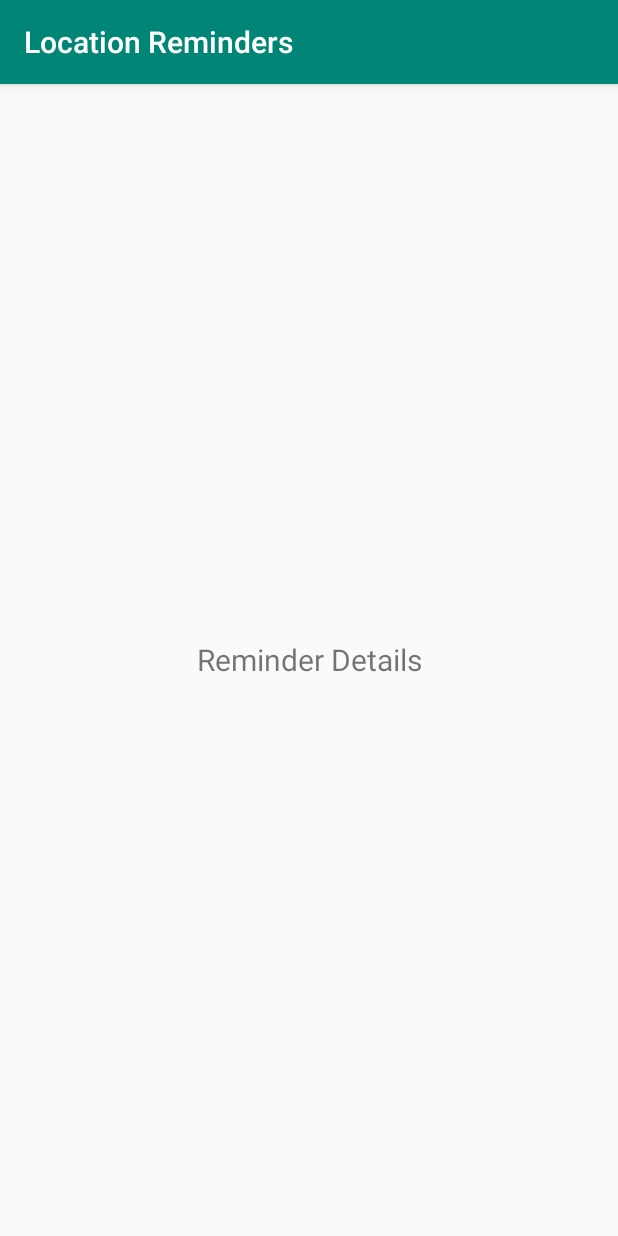
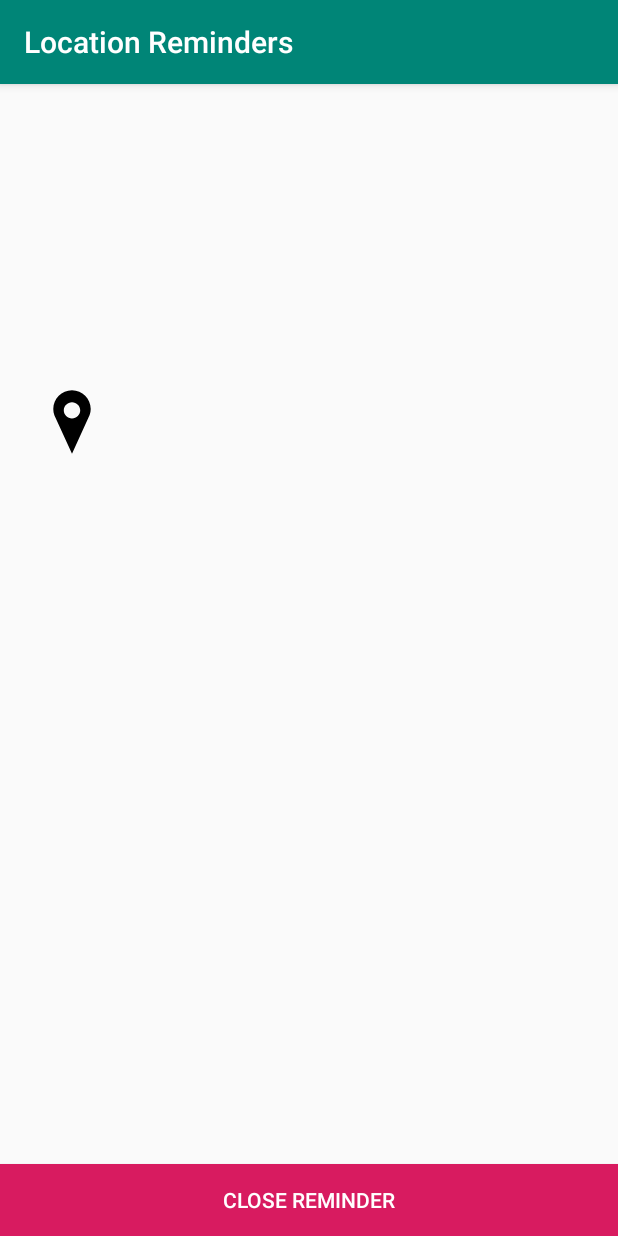
Before and after one commit to saravana6788/LocationReminder, an Android app: the ReminderDescriptionActivity screen opened directly, with no data from a screen before it, on a phone screen of 412 x 824 dp. Run offline under Robolectric (Android 15) with nearby library versions, the phone set to English and light mode, and no system bars; our stand-ins replace data binding; 1 statement that could not run was skipped.

Commit message:
Review comments fixed

```diff
--- a/app/src/main/java/com/udacity/project4/locationreminders/ReminderDescriptionActivity.kt
+++ b/app/src/main/java/com/udacity/project4/locationreminders/ReminderDescriptionActivity.kt
@@ -33,5 +33,9 @@ class ReminderDescriptionActivity : AppCompatActivity() {
             R.layout.activity_reminder_description
         )
 //        TODO: Add the implementation of the reminder details
+        binding.descriptionCloseButton.setOnClickListener {
+            onBackPressed()
+        }
+        binding.reminderDataItem = intent.getSerializableExtra(EXTRA_ReminderDataItem) as ReminderDataItem
     }
 }
--- a/app/src/main/java/com/udacity/project4/locationreminders/RemindersActivity.kt
+++ b/app/src/main/java/com/udacity/project4/locationreminders/RemindersActivity.kt
@@ -1,12 +1,8 @@
 package com.udacity.project4.locationreminders
 
-import android.Manifest
-import android.content.pm.PackageManager
 import android.os.Bundle
 import android.view.MenuItem
 import androidx.appcompat.app.AppCompatActivity
-import androidx.core.app.ActivityCompat
-import androidx.core.content.ContextCompat
 import androidx.navigation.fragment.NavHostFragment
 import com.udacity.project4.R
 import kotlinx.android.synthetic.main.activity_reminders.*
--- a/app/src/main/java/com/udacity/project4/locationreminders/geofence/GeofenceTransitionsJobIntentService.kt
+++ b/app/src/main/java/com/udacity/project4/locationreminders/geofence/GeofenceTransitionsJobIntentService.kt
@@ -52,6 +52,7 @@ class GeofenceTransitionsJobIntentService : JobIntentService(), CoroutineScope {
 
     //TODO: get the request id of the current geofence
     private fun sendNotification(triggeringGeofences: List<Geofence>) {
+        for(triggeringGeofence in triggeringGeofences) {
             val requestId = triggeringGeofences[0].requestId
 
             //Get the local repository instance
@@ -76,5 +77,6 @@ class GeofenceTransitionsJobIntentService : JobIntentService(), CoroutineScope {
                 }
             }
         }
+    }
 
 }
--- a/app/src/main/res/layout/activity_reminder_description.xml
+++ b/app/src/main/res/layout/activity_reminder_description.xml
@@ -18,16 +18,79 @@
         tools:context=".locationreminders.ReminderDescriptionActivity">
         <!--TODO: add the design of the reminder details-->
 
-        <TextView
+        <androidx.constraintlayout.widget.ConstraintLayout
+            android:id="@+id/linearLayout"
             android:layout_width="match_parent"
-            android:layout_height="wrap_content"
-            android:gravity="center"
-            android:text="Reminder Details"
-            android:textSize="@dimen/text_size_large"
-            app:layout_constraintBottom_toBottomOf="parent"
-            app:layout_constraintEnd_toEndOf="parent"
-            app:layout_constraintStart_toStartOf="parent"
-            app:layout_constraintTop_toTopOf="parent" />
+            android:layout_height="match_parent"
+            tools:context=".locationreminders.ReminderDescriptionActivity">
+
+            <TextView
+                android:id="@+id/reminder_description_title"
+                android:layout_width="wrap_content"
+                android:layout_height="wrap_content"
+                android:layout_marginStart="24dp"
+                android:layout_marginLeft="24dp"
+                android:layout_marginTop="48dp"
+                android:text="@{reminderDataItem.title}"
+                android:textSize="@dimen/text_size_large"
+                android:textStyle="bold"
+                app:layout_constraintStart_toStartOf="parent"
+                app:layout_constraintTop_toTopOf="parent"
+                tools:text="@string/reminder_title" />
+
+            <TextView
+                android:id="@+id/reminder_description_description"
+                android:layout_width="wrap_content"
+                android:layout_height="wrap_content"
+                android:layout_marginStart="24dp"
+                android:layout_marginLeft="24dp"
+                android:layout_marginTop="64dp"
+                android:layout_marginEnd="24dp"
+                android:layout_marginRight="24dp"
+                android:textStyle="italic"
+                android:text="@{reminderDataItem.description}"
+                android:textSize="@dimen/text_size_normal"
+                app:layout_constraintEnd_toEndOf="parent"
+                app:layout_constraintHorizontal_bias="0.0"
+                app:layout_constraintStart_toStartOf="parent"
+                app:layout_constraintTop_toBottomOf="@+id/reminder_description_title"
+                tools:text="@string/reminder_desc" />
+
+            <TextView
+                android:id="@+id/reminder_description_location"
+                android:layout_width="wrap_content"
+                android:layout_height="wrap_content"
+                android:layout_marginEnd="24dp"
+                android:layout_marginRight="24dp"
+                android:text="@{reminderDataItem.location}"
+                android:textSize="@dimen/text_size_normal"
+                app:layout_constraintBottom_toBottomOf="@+id/imageView2"
+                app:layout_constraintEnd_toEndOf="parent"
+                app:layout_constraintHorizontal_bias="0.0"
+                app:layout_constraintStart_toEndOf="@+id/imageView2"
+                app:layout_constraintTop_toTopOf="@+id/imageView2"
+                tools:text="@string/reminder_location" />
+
+            <Button
+                android:id="@+id/description_close_button"
+                android:layout_width="0dp"
+                android:layout_height="wrap_content"
+                android:background="@color/colorAccent"
+                android:text="@string/close_button"
+                android:textColor="@color/white"
+                app:layout_constraintBottom_toBottomOf="parent"
+                app:layout_constraintEnd_toEndOf="parent"
+                app:layout_constraintStart_toStartOf="parent" />
+
+            <ImageView
+                android:id="@+id/imageView2"
+                android:layout_width="wrap_content"
+                android:layout_height="wrap_content"
+                android:layout_marginTop="40dp"
+                app:layout_constraintStart_toStartOf="@+id/reminder_description_description"
+                app:layout_constraintTop_toBottomOf="@+id/reminder_description_description"
+                app:srcCompat="@drawable/ic_location" />
+        </androidx.constraintlayout.widget.ConstraintLayout>
 
     </LinearLayout>
 </layout>
--- a/app/src/main/res/layout/fragment_select_location.xml
+++ b/app/src/main/res/layout/fragment_select_location.xml
@@ -1,7 +1,8 @@
 <?xml version="1.0" encoding="utf-8"?>
 <layout xmlns:android="http://schemas.android.com/apk/res/android"
     xmlns:app="http://schemas.android.com/apk/res-auto"
-    xmlns:tools="http://schemas.android.com/tools">
+    xmlns:tools="http://schemas.android.com/tools"
+    xmlns:map="http://schemas.android.com/apk/res-auto">
 
     <data>
 
--- a/app/src/main/res/values/strings.xml
+++ b/app/src/main/res/values/strings.xml
@@ -33,6 +33,7 @@
     <string name="welcome">Welcome</string>
     <string name="err_enter_title">Please enter title</string>
     <string name="err_select_location">Please select location</string>
+    <string name="close_button">Close Reminder</string>
 
     <!-- Error strings -->
     <string name="geofence_unknown_error">Unknown error: the Geofence service is not available now.</string>
```
Also changed, not shown: app/src/main/java/com/udacity/project4/locationreminders/data/local/RemindersLocalRepository.kt (+9 -0 lines), app/src/main/java/com/udacity/project4/locationreminders/savereminder/SaveReminderFragment.kt (+16 -14 lines), app/src/main/java/com/udacity/project4/locationreminders/savereminder/selectreminderlocation/SelectLocationFragment.kt (+23 -15 lines), app/src/main/java/com/udacity/project4/utils/EspressoIdlingResource.kt (added, +32 -0 lines), 5 other files. Lines whose indentation alone changed are shown as unchanged.
